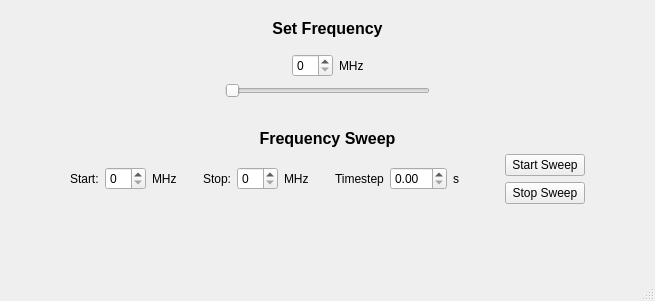
mdaamKIT/gqrx-sweep, file gqrx_sweep.ui: the form before one commit.
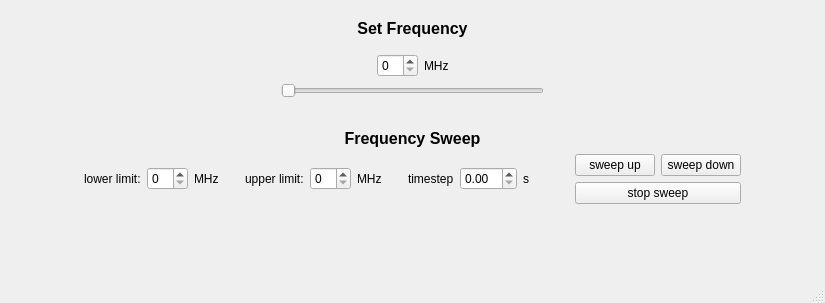
The form after the commit.

Commit message: added sweep down (keeping sweep as sweep up as well) renaming: start -> lower (limit), stop -> upper (limit), start sweep -> sweep up; new: sweep down

What changed in the file:
```diff
--- a/gqrx_sweep.ui
+++ b/gqrx_sweep.ui
@@ -6,8 +6,8 @@
    <rect>
     <x>0</x>
     <y>0</y>
-    <width>655</width>
-    <height>301</height>
+    <width>825</width>
+    <height>303</height>
    </rect>
   </property>
   <property name="windowTitle">
@@ -207,7 +207,7 @@
       <item>
        <widget class="QLabel" name="label_start">
         <property name="text">
-         <string>Start:</string>
+         <string>lower limit:</string>
         </property>
        </widget>
       </item>
@@ -240,7 +240,7 @@
       <item>
        <widget class="QLabel" name="label_stop">
         <property name="text">
-         <string>Stop:</string>
+         <string>upper limit:</string>
         </property>
        </widget>
       </item>
@@ -273,7 +273,7 @@
       <item>
        <widget class="QLabel" name="label_timestep">
         <property name="text">
-         <string>Timestep</string>
+         <string>timestep</string>
         </property>
        </widget>
       </item>
@@ -306,16 +306,30 @@
       <item>
        <layout class="QVBoxLayout" name="verticalLayout_ButtonSweep">
         <item>
-         <widget class="QPushButton" name="pushButton_startsweep">
-          <property name="text">
-           <string>Start Sweep</string>
+         <layout class="QHBoxLayout" name="horizontalLayout_StartSweep">
+          <property name="topMargin">
+           <number>0</number>
           </property>
-         </widget>
+          <item>
+           <widget class="QPushButton" name="pushButton_sweepup">
+            <property name="text">
+             <string>sweep up</string>
+            </property>
+           </widget>
+          </item>
+          <item>
+           <widget class="QPushButton" name="pushButton_sweepdown">
+            <property name="text">
+             <string>sweep down</string>
+            </property>
+           </widget>
+          </item>
+         </layout>
         </item>
         <item>
          <widget class="QPushButton" name="pushButton_stopsweep">
           <property name="text">
-           <string>Stop Sweep</string>
+           <string>stop sweep</string>
           </property>
          </widget>
         </item>
```
Left out of the diff: 20 changed lines with no effect on the pictures. The commit also changes 2 other files.
